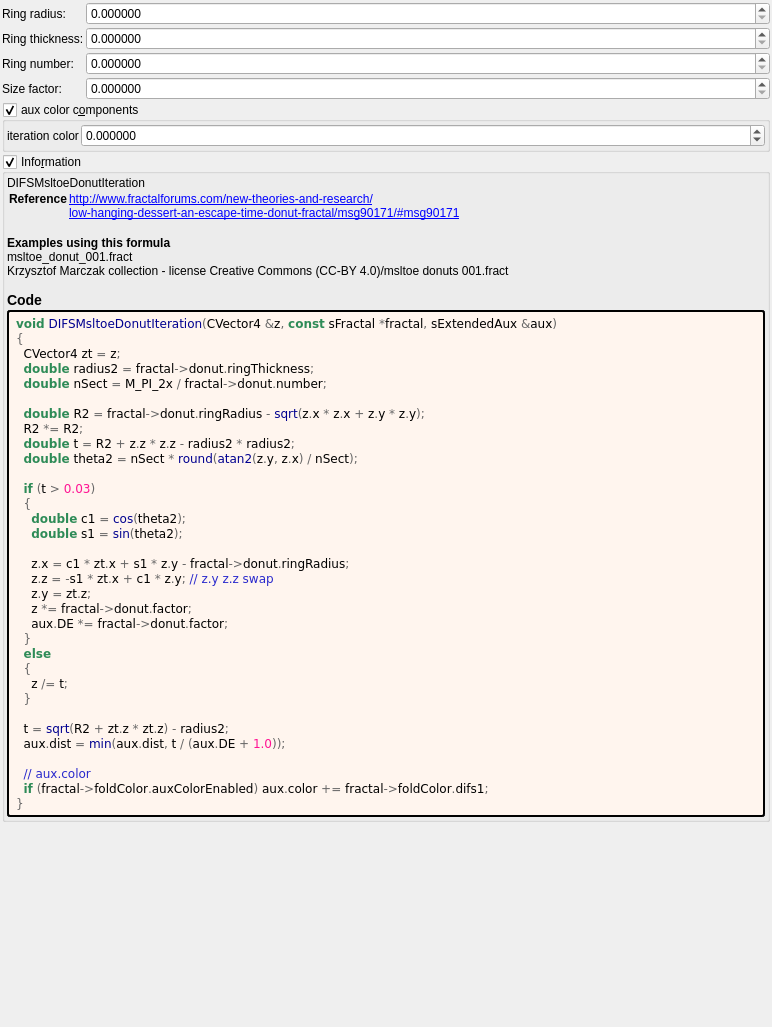
This is mandelbulber2/formula/ui/difs_msltoe_donut.ui in buddhi1980/mandelbulber2 as Qt 5 draws it before an edit. The edited form follows.
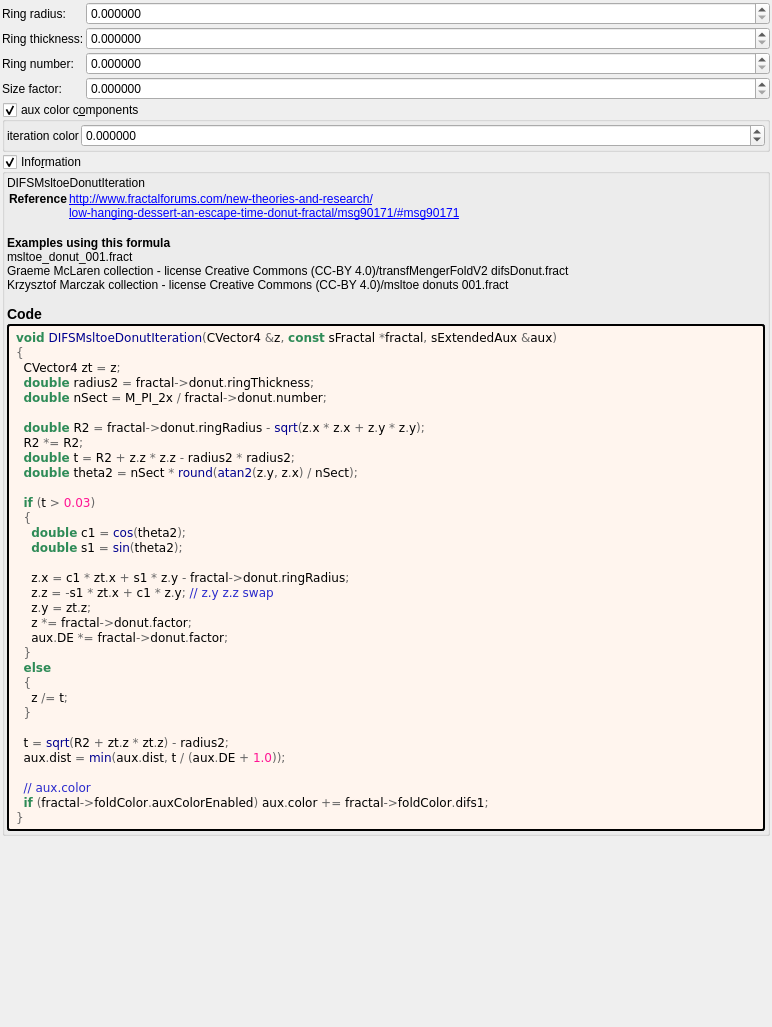
This is the edited form. Custom widgets are drawn as their Qt base class.

What changed in the file:
```diff
--- a/mandelbulber2/formula/ui/difs_msltoe_donut.ui
+++ b/mandelbulber2/formula/ui/difs_msltoe_donut.ui
@@ -277,7 +277,7 @@
 &lt;a href=&quot;low-hanging-dessert-an-escape-time-donut-fractal/msg90171/#msg90171&quot;&gt;low-hanging-dessert-an-escape-time-donut-fractal/msg90171/#msg90171&lt;br&gt;
 &lt;/td&gt;&lt;/tr&gt;
 &lt;/table&gt;
-&lt;br&gt;&lt;b&gt;Examples using this formula&lt;/b&gt;&lt;br&gt;msltoe_donut_001.fract&lt;br&gt;Krzysztof Marczak collection - license Creative Commons (CC-BY 4.0)/msltoe donuts 001.fract&lt;h3&gt;Code&lt;/h3&gt;</string>
+&lt;br&gt;&lt;b&gt;Examples using this formula&lt;/b&gt;&lt;br&gt;msltoe_donut_001.fract&lt;br&gt;Graeme McLaren  collection - license Creative Commons  (CC-BY 4.0)/transfMengerFoldV2 difsDonut.fract&lt;br&gt;Krzysztof Marczak collection - license Creative Commons (CC-BY 4.0)/msltoe donuts 001.fract&lt;h3&gt;Code&lt;/h3&gt;</string>
         </property>
         <property name="wordWrap">
          <bool>true</bool>
```
Left out of the diff: 2 changed lines with no effect on the pictures.
